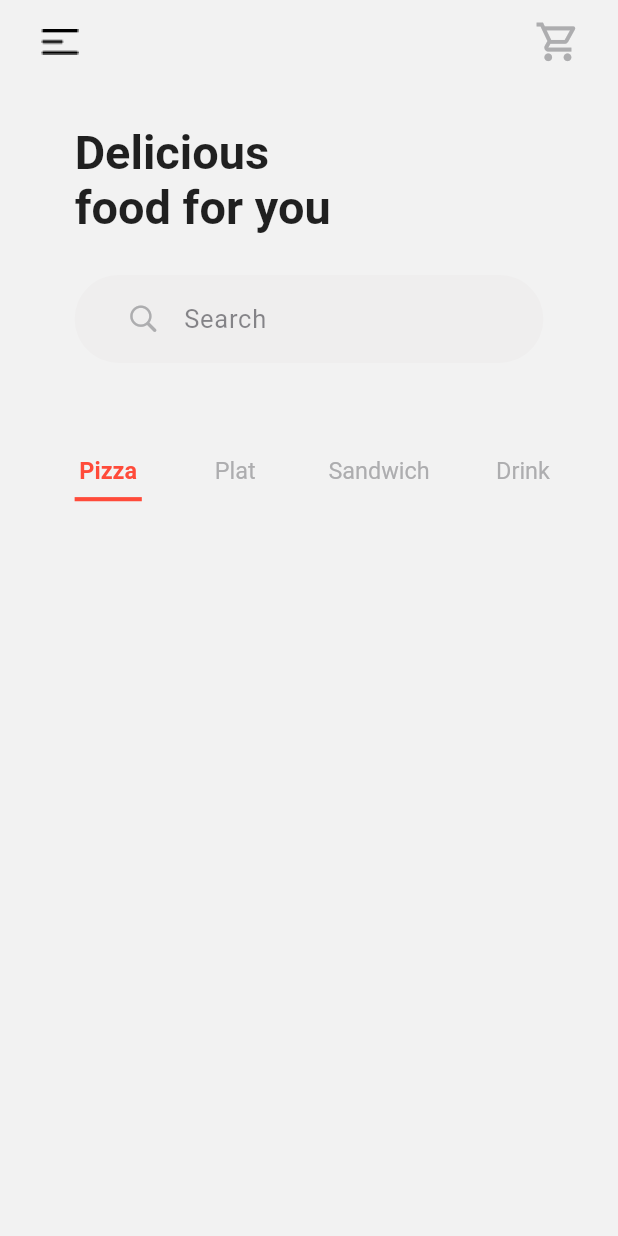
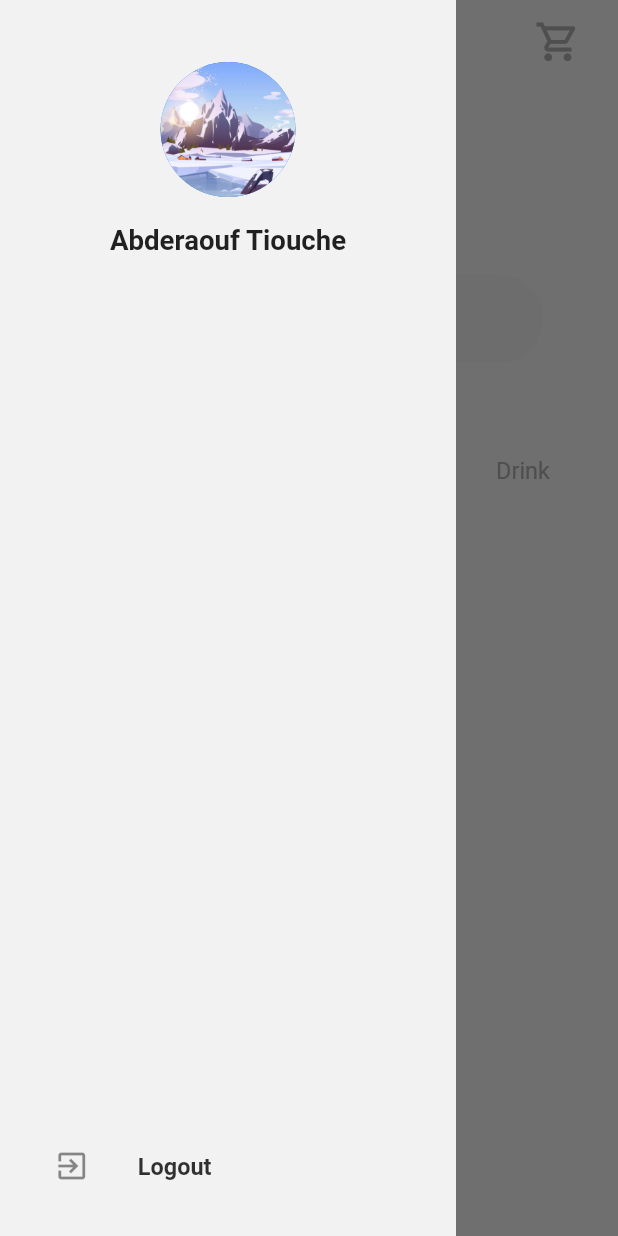
Before and after one commit to thisisrauuf/food_delivery, a Flutter app: the HomeScreen screen opened directly, with the side drawer open (before the commit the screen has no drawer), on a phone screen of 412 x 824 dp. Run offline on Flutter 3.47's test engine with Material 2 defaults, Android fonts, the phone set to English and light mode, and no system bars; our stand-ins replace flutter_screenutil, flutter_slidable; network calls fail; Roboto replaces fonts that are missing (SF Pro).

Commit message:
appBar + logout

```diff
--- /dev/null
+++ b/lib/components/appDrawer.dart
@@ -0,0 +1,54 @@
+import 'package:flutter/material.dart';
+import 'package:food_delivery/providers/auth.dart';
+import 'package:provider/provider.dart';
+import 'package:flutter_screenutil/flutter_screenutil.dart';
+
+class AppDrawer extends StatelessWidget {
+  @override
+  Widget build(BuildContext context) {
+    final authData = Provider.of<Auth>(context, listen: false);
+    return SafeArea(
+      child: Drawer(
+        elevation: 0,
+        child: Container(
+          padding: EdgeInsets.symmetric(horizontal: 20.w, vertical: 20.h),
+          color: Color(0xffF2F2F2),
+          child: Column(
+            children: [
+              Container(
+                padding: EdgeInsets.only(top: 25.h),
+                child: CircleAvatar(
+                  backgroundImage: AssetImage('images/place1.jpg'),
+                  radius: 45,
+                ),
+              ),
+              SizedBox(height: 20.h),
+              Text(
+                'Abderaouf Tiouche',
+                style: TextStyle(fontSize: 20.sp, fontWeight: FontWeight.w600),
+              ),
+              SizedBox(height: 20.h),
+              Spacer(),
+              InkWell(
+                onTap: () {
+                  Navigator.pop(context);
+                  authData.logout();
+                },
+                child: ListTile(
+                  leading: Icon(Icons.exit_to_app_outlined),
+                  title: Text(
+                    'Logout',
+                    style: TextStyle(
+                        color: Color.fromRGBO(0, 0, 0, 0.8),
+                        fontSize: 17.sp,
+                        fontWeight: FontWeight.w600),
+                  ),
+                ),
+              ),
+            ],
+          ),
+        ),
+      ),
+    );
+  }
+}
--- a/lib/main.dart
+++ b/lib/main.dart
@@ -41,9 +41,9 @@ class MyApp extends StatelessWidget {
           create: (context) => Cart(),
         ),
         ChangeNotifierProxyProvider<Auth, Orders>(
-          create: (_) => Orders('', []),
+          create: (_) => Orders('', '', []),
           update: (_, auth, previousFoods) =>
-              Orders(auth.token, previousFoods!.orders),
+              Orders(auth.token, auth.userID, previousFoods!.orders),
         ),
         // ChangeNotifierProvider(
         //   create: (context) => Orders(),
--- a/lib/providers/auth.dart
+++ b/lib/providers/auth.dart
@@ -82,4 +82,11 @@ class Auth with ChangeNotifier {
       throw e;
     }
   }
+
+  void logout() {
+    _token = '';
+    _userId = '';
+
+    notifyListeners();
+  }
 }
--- a/lib/providers/orders_provider.dart
+++ b/lib/providers/orders_provider.dart
@@ -23,18 +23,13 @@ class OrderItem {
 
 class Orders with ChangeNotifier {
   final String authToken;
+  final String userID;
   List<OrderItem> _orders = [];
-  Orders(this.authToken, this._orders);
+  Orders(this.authToken, this.userID, this._orders);
 
   List<OrderItem> get orders {
     return [..._orders];
   }
-
-  // int counter = 00000;
-  // String putID() {
-  //   counter++;
-  //   return counter.toString();
-  // }
 
   int countItems(OrderItem order) {
     return order.products.length;
@@ -42,7 +37,7 @@ class Orders with ChangeNotifier {
 
   Future<void> fetchOrders() async {
     final url = Uri.parse(
-        'https://food-delivery-d3817-default-rtdb.firebaseio.com/orders.json?auth=$authToken');
+        'https://food-delivery-d3817-default-rtdb.firebaseio.com/orders/$userID.json?auth=$authToken');
     final response = await http.get(url);
     List<OrderItem> loadedOrders = [];
     dynamic jsonBody = jsonDecode(response.body);
@@ -79,7 +74,7 @@ class Orders with ChangeNotifier {
 
   Future<void> addOrder(List<CartItem> cartProducts, int total) async {
     final url = Uri.parse(
-        'https://food-delivery-d3817-default-rtdb.firebaseio.com/orders.json?auth=$authToken');
+        'https://food-delivery-d3817-default-rtdb.firebaseio.com/orders/$userID.json?auth=$authToken');
     int orderNumber = 0;
     _orders.forEach((element) {
       if (element.orderNumber > orderNumber) {
--- a/lib/screens/home_screen.dart
+++ b/lib/screens/home_screen.dart
@@ -1,9 +1,9 @@
 import 'package:flutter/cupertino.dart';
 import 'package:flutter/material.dart';
 import 'package:flutter_screenutil/flutter_screenutil.dart';
+import 'package:food_delivery/components/appDrawer.dart';
 import 'package:food_delivery/providers/cart_provider.dart';
 import 'package:food_delivery/providers/foods_provider.dart';
-import 'package:food_delivery/providers/orders_provider.dart';
 import 'package:food_delivery/screens/cart_screen.dart';
 import 'package:provider/provider.dart';
 import '/constants.dart';
@@ -13,10 +13,13 @@ import 'food_details_screen.dart';
 
 class HomeScreen extends StatelessWidget {
   static String routeName = 'home-screen';
+  final GlobalKey<ScaffoldState> _key = GlobalKey();
 
   @override
   Widget build(BuildContext context) {
     return Scaffold(
+      key: _key,
+      drawer: AppDrawer(),
       appBar: buildAppBar(
         context,
         title: '',
@@ -53,7 +56,9 @@ class HomeScreen extends StatelessWidget {
           ),
         ),
         leading: IconButton(
-          onPressed: () {},
+          onPressed: () {
+            _key.currentState!.openDrawer();
+          },
           icon: Image.asset('images/icons/icon_list.png'),
         ),
       ),
```
